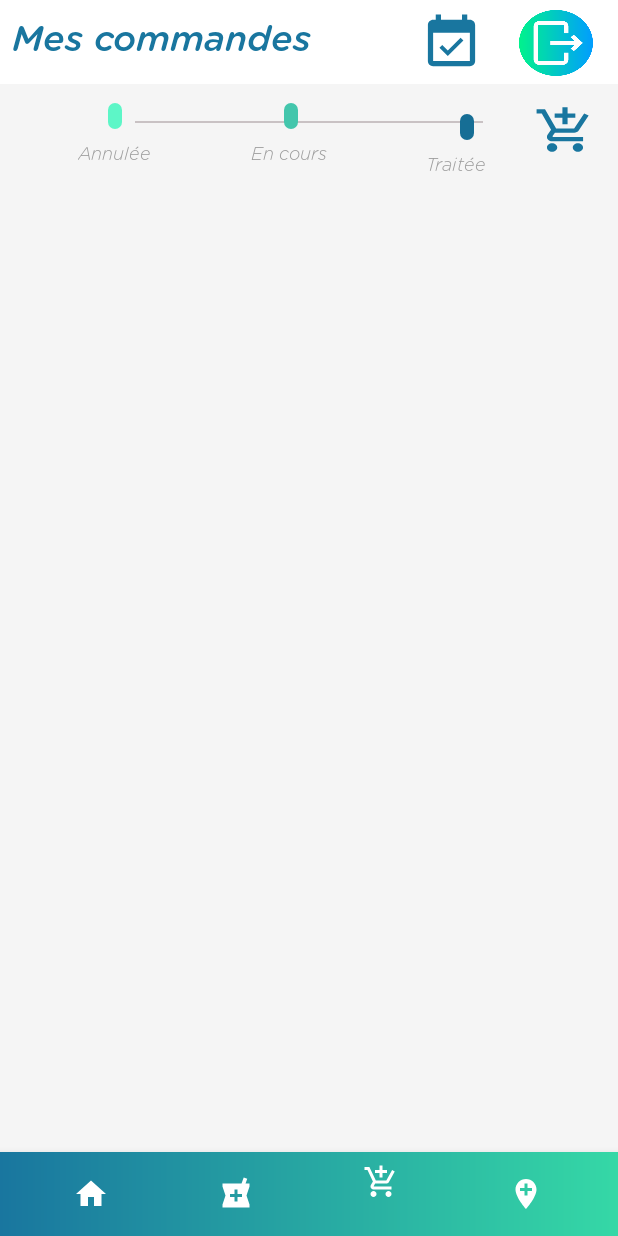
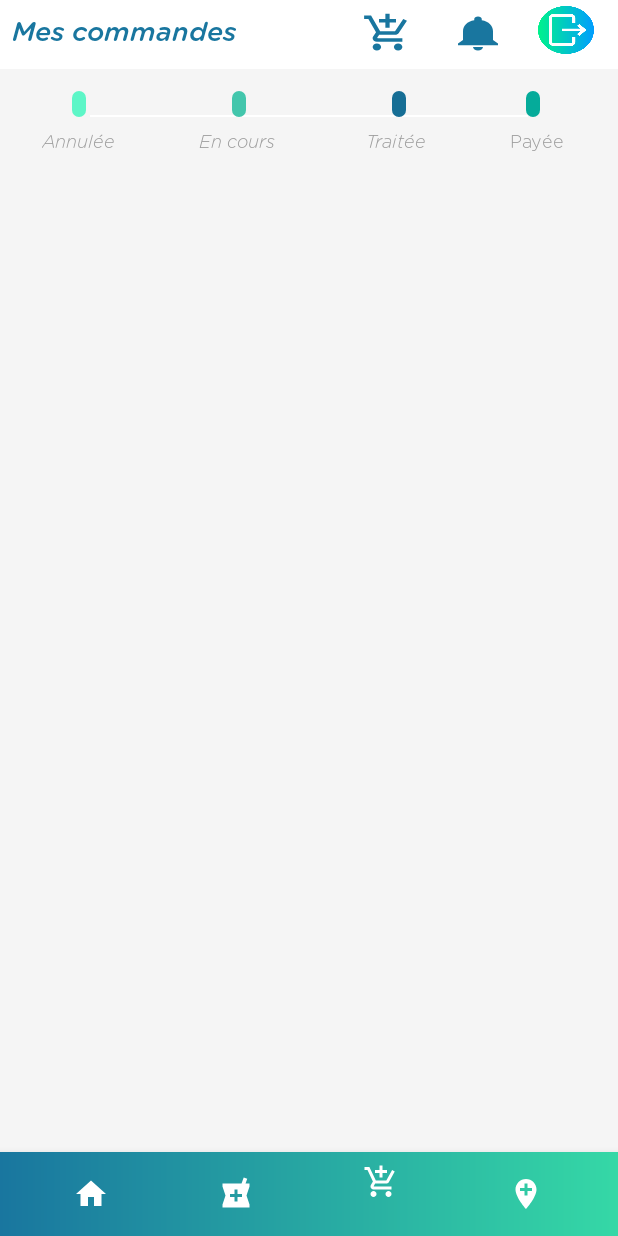
Before and after one commit to projet-tdm/Pharma, an Android app: the CommandeFragment screen opened through its navigation route, on a phone screen of 412 x 824 dp. Run offline under Robolectric (Android 15) with nearby library versions, the phone set to English and light mode, and no system bars; our stand-ins replace navigation-ui; libraries missing offline, so code that uses them is left out: com.afollestad.materialdialogs; 2 statements that could not run were skipped.

Commit message:
update commande vue

```diff
--- /dev/null
+++ b/Pharma/app/src/main/java/com/example/pharma/Entity/Device.kt
@@ -0,0 +1,3 @@
+package com.example.pharma.Entity
+import java.io.Serializable
+data class Device (val id:String,val user:Int):Serializable
--- a/Pharma/app/src/main/java/com/example/pharma/Entity/NotificationModel.kt
+++ b/Pharma/app/src/main/java/com/example/pharma/Entity/NotificationModel.kt
@@ -26,7 +26,6 @@ class NotificationModel: ViewModel() {
             override fun onResponse(call: Call<List<Notification>>?, response: Response<List<Notification>>?) {
                   if (response?.isSuccessful!!) {
                     list = response?.body()
-
                 } else {
                     act.toast("Une erreur s'est produite1")
                 }
--- a/Pharma/app/src/main/java/com/example/pharma/UsersRetrofit/usersEndpoint.kt
+++ b/Pharma/app/src/main/java/com/example/pharma/UsersRetrofit/usersEndpoint.kt
@@ -1,5 +1,6 @@
 package com.example.pharma.UsersRetrofit
 
+import com.example.pharma.Entity.Device
 import com.example.pharma.RenewObject
 import com.example.pharma.User
 import retrofit2.Call
@@ -11,6 +12,8 @@ import retrofit2.http.Path
 interface UsersEndpoint {
     @POST("addUser/")
     fun addUser(@Body user: User): Call<String>
+    @POST("addDevice/")
+    fun addDevice(@Body device: Device): Call<String>
 
     @POST("alterUserPass/")
     fun alterUserPass(@Body renewObject: RenewObject): Call<String>
--- /dev/null
+++ b/Pharma/app/src/main/res/drawable/ic_notifications_black_24dp.xml
@@ -0,0 +1,5 @@
+<vector android:height="24dp" android:tint="#19769F"
+    android:viewportHeight="24.0" android:viewportWidth="24.0"
+    android:width="24dp" xmlns:android="http://schemas.android.com/apk/res/android">
+    <path android:fillColor="#FF000000" android:pathData="M12,22c1.1,0 2,-0.9 2,-2h-4c0,1.1 0.89,2 2,2zM18,16v-5c0,-3.07 -1.64,-5.64 -4.5,-6.32L13.5,4c0,-0.83 -0.67,-1.5 -1.5,-1.5s-1.5,0.67 -1.5,1.5v0.68C7.63,5.36 6,7.92 6,11v5l-2,2v1h16v-1l-2,-2z"/>
+</vector>
--- a/Pharma/app/src/main/res/drawable/ic_search_black_24dp.xml
+++ b/Pharma/app/src/main/res/drawable/ic_search_black_24dp.xml
@@ -1,5 +1,5 @@
-<vector android:height="40dp" android:tint="#19769F"
+<vector android:height="24dp" android:tint="#19769F"
     android:viewportHeight="24.0" android:viewportWidth="24.0"
-    android:width="40dp" xmlns:android="http://schemas.android.com/apk/res/android">
+    android:width="24dp" xmlns:android="http://schemas.android.com/apk/res/android">
     <path android:fillColor="#FF000000" android:pathData="M15.5,14h-0.79l-0.28,-0.27C15.41,12.59 16,11.11 16,9.5 16,5.91 13.09,3 9.5,3S3,5.91 3,9.5 5.91,16 9.5,16c1.61,0 3.09,-0.59 4.23,-1.57l0.27,0.28v0.79l5,4.99L20.49,19l-4.99,-5zM9.5,14C7.01,14 5,11.99 5,9.5S7.01,5 9.5,5 14,7.01 14,9.5 11.99,14 9.5,14z"/>
 </vector>
--- a/Pharma/app/src/main/res/layout/fragment_commande.xml
+++ b/Pharma/app/src/main/res/layout/fragment_commande.xml
@@ -10,7 +10,7 @@
                                                    android:id="@+id/frameLayout3">
     <androidx.appcompat.widget.Toolbar
             android:layout_width="0dp"
-            android:layout_height="wrap_content"
+            android:layout_height="46dp"
             android:background="@color/colorPrimaryTint"
             android:theme="?attr/actionBarTheme"
             android:minHeight="?attr/actionBarSize"
@@ -37,7 +37,7 @@
             android:layout_height="wrap_content"
             android:id="@+id/textView" android:layout_marginTop="8dp"
             app:layout_constraintTop_toTopOf="parent" app:layout_constraintStart_toStartOf="parent"
-            android:textColor="@color/titre" android:textSize="24sp" android:layout_marginStart="8dp"/>
+            android:textColor="@color/titre" android:textSize="18sp" android:layout_marginStart="8dp"/>
 
     <TextView android:id="@+id/trait_e"
               android:fontFamily="@font/gothamrounded_lightitalic"
@@ -46,9 +46,8 @@
               android:layout_width="wrap_content"
               android:layout_height="wrap_content"
               android:text="@string/T"
-              android:layout_marginEnd="88dp"
-              app:layout_constraintEnd_toEndOf="parent"
-              app:layout_constraintTop_toBottomOf="@+id/chip4"/>
+              app:layout_constraintTop_toBottomOf="@+id/chip4" android:layout_marginEnd="56dp"
+              app:layout_constraintEnd_toStartOf="@+id/textView23"/>
 
     <TextView android:id="@+id/en_cours"
               android:fontFamily="@font/gothamrounded_lightitalic"
@@ -60,7 +59,7 @@
               app:layout_constraintStart_toEndOf="@+id/annul_e"
               android:layout_marginStart="8dp"
               app:layout_constraintTop_toBottomOf="@+id/chip" android:layout_marginEnd="8dp"
-              app:layout_constraintEnd_toStartOf="@+id/trait_e"/>
+              app:layout_constraintEnd_toStartOf="@+id/trait_e" app:layout_constraintHorizontal_bias="0.48"/>
 
     <TextView android:id="@+id/annul_e"
               android:fontFamily="@font/gothamrounded_lightitalic"
@@ -70,49 +69,48 @@
               android:layout_height="wrap_content"
               android:text="@string/A"
               app:layout_constraintStart_toStartOf="parent"
-              android:layout_marginStart="52dp"
+              android:layout_marginStart="28dp"
               app:layout_constraintTop_toBottomOf="@+id/chip3"/>
     <Button
-            android:layout_width="41dp"
-            android:layout_height="34dp"
+            android:layout_width="34dp"
+            android:layout_height="28dp"
             android:id="@+id/add"
             android:background="@drawable/ic_add_shopping_cart_black_24dp"
             android:backgroundTint="@color/titre"
-            android:layout_marginEnd="8dp"
-            app:layout_constraintEnd_toEndOf="parent"
-            app:layout_constraintStart_toEndOf="@+id/chip4"
-            android:layout_marginStart="8dp" app:layout_constraintBottom_toBottomOf="@+id/en_cours"
-            app:layout_constraintHorizontal_bias="0.74" android:layout_marginTop="8dp"
-            app:layout_constraintTop_toBottomOf="@+id/toolbar2"/>
+            android:layout_marginTop="8dp"
+            app:layout_constraintTop_toTopOf="@+id/toolbar2" android:layout_marginEnd="8dp"
+            app:layout_constraintEnd_toStartOf="@+id/notif" app:layout_constraintStart_toEndOf="@+id/textView"
+            android:layout_marginStart="8dp" app:layout_constraintHorizontal_bias="0.835"/>
     <View
             android:id="@+id/divider"
             android:layout_width="0dp"
             android:layout_height="1dp"
-            android:background="@color/grey"
+            android:background="@color/colorPrimaryTint"
             app:layout_constraintEnd_toEndOf="parent"
-            android:layout_marginEnd="90dp" app:layout_constraintTop_toBottomOf="@+id/textView"
-            android:layout_marginTop="40dp" app:layout_constraintStart_toStartOf="parent"
-            android:layout_marginStart="90dp" app:layout_constraintHorizontal_bias="0.0"/>
+            android:layout_marginEnd="60dp" app:layout_constraintTop_toBottomOf="@+id/textView"
+            android:layout_marginTop="44dp" app:layout_constraintStart_toStartOf="parent"
+            android:layout_marginStart="60dp" app:layout_constraintHorizontal_bias="1.0"/>
     <com.google.android.material.chip.Chip
             android:layout_width="33dp"
             android:layout_height="33dp"
             android:id="@+id/chip" android:layout_marginTop="20dp"
             app:layout_constraintTop_toBottomOf="@+id/textView" app:layout_constraintEnd_toStartOf="@+id/chip4"
-            android:layout_marginEnd="8dp" app:layout_constraintStart_toEndOf="@+id/chip3"
-            android:layout_marginStart="8dp" app:chipBackgroundColor="@color/cours"/>
+            android:layout_marginEnd="16dp" app:layout_constraintStart_toEndOf="@+id/chip3"
+            android:layout_marginStart="16dp" app:chipBackgroundColor="@color/cours"
+    />
     <com.google.android.material.chip.Chip
             android:layout_width="33dp"
             android:layout_height="33dp"
             android:id="@+id/chip3" android:layout_marginTop="20dp"
             app:layout_constraintTop_toBottomOf="@+id/textView" app:layout_constraintStart_toStartOf="parent"
-            android:layout_marginStart="60dp" app:chipBackgroundColor="@color/annul"/>
+            android:layout_marginStart="36dp" app:chipBackgroundColor="@color/annul"/>
     <com.google.android.material.chip.Chip
             android:layout_width="33dp"
             android:layout_height="33dp"
             android:id="@+id/chip4"
-            app:layout_constraintEnd_toEndOf="parent"
-            android:layout_marginEnd="84dp" app:chipBackgroundColor="@color/traite"
-            android:layout_marginTop="12dp" app:layout_constraintTop_toBottomOf="@+id/toolbar2"/>
+            app:chipBackgroundColor="@color/traite"
+            android:layout_marginTop="20dp" app:layout_constraintTop_toBottomOf="@+id/textView"
+            app:layout_constraintEnd_toStartOf="@+id/chip5" android:layout_marginEnd="56dp"/>
     <ProgressBar
             style="?android:attr/progressBarStyle"
             android:layout_width="wrap_content"
@@ -122,19 +120,34 @@
             android:layout_marginEnd="8dp" android:layout_marginBottom="8dp"
             app:layout_constraintBottom_toBottomOf="parent" android:visibility="gone"/>
     <Button
-            android:layout_width="49dp"
-            android:layout_height="44dp"
-            android:id="@+id/button5" app:layout_constraintStart_toEndOf="@+id/textView"
-            android:layout_marginStart="8dp" app:layout_constraintEnd_toEndOf="@+id/toolbar2"
-            android:layout_marginEnd="8dp" app:layout_constraintHorizontal_bias="0.939"
+            android:layout_width="37dp"
+            android:layout_height="32dp"
+            android:id="@+id/button5"
             app:layout_constraintTop_toTopOf="@+id/toolbar2" app:layout_constraintBottom_toBottomOf="@+id/toolbar2"
-            android:background="@drawable/exit" app:layout_constraintVertical_bias="0.533"/>
+            android:background="@drawable/exit"
+            app:layout_constraintEnd_toEndOf="@+id/toolbar2" android:layout_marginEnd="16dp"
+            app:layout_constraintVertical_bias="0.285"/>
     <Button
-            android:layout_width="42dp"
-            android:layout_height="41dp"
+            android:layout_width="40dp"
+            android:layout_height="28dp"
             android:id="@+id/notif" android:layout_marginTop="8dp"
             app:layout_constraintTop_toTopOf="parent" app:layout_constraintEnd_toStartOf="@+id/button5"
-            android:layout_marginEnd="8dp" app:layout_constraintStart_toEndOf="@+id/textView"
-            android:layout_marginStart="8dp" android:background="@drawable/ic_event_available_black_24dp"
-            app:layout_constraintHorizontal_bias="0.8"/>
+            android:layout_marginEnd="20dp"
+            android:background="@drawable/ic_notifications_black_24dp"
+    />
+    <com.google.android.material.chip.Chip
+            android:layout_width="33dp"
+            android:layout_height="33dp"
+            android:id="@+id/chip5" android:layout_marginTop="20dp"
+            app:layout_constraintTop_toBottomOf="@+id/textView"
+            app:chipBackgroundColor="@color/colorAccent" app:layout_constraintEnd_toEndOf="parent"
+            android:layout_marginEnd="40dp"/>
+    <TextView
+            android:text="Payée"
+            android:layout_width="wrap_content"
+            android:layout_height="wrap_content"
+            android:id="@+id/textView23" android:textSize="@dimen/sizecmd"
+            android:textColor="@color/lignecmd" android:fontFamily="@font/gothamrounded_light"
+            app:layout_constraintTop_toBottomOf="@+id/chip5"
+            android:layout_marginEnd="36dp" app:layout_constraintEnd_toEndOf="parent"/>
 </androidx.constraintlayout.widget.ConstraintLayout>
--- a/Pharma/app/src/main/res/navigation/graph.xml
+++ b/Pharma/app/src/main/res/navigation/graph.xml
@@ -44,6 +44,7 @@
         <action android:id="@+id/action_commandeFragment_self" app:destination="@id/commandeFragment"/>
         <action android:id="@+id/action_commandeFragment_to_identification" app:destination="@id/identification"
                 app:popUpToInclusive="false" app:popUpTo="@+id/accueil"/>
+        <action android:id="@+id/action_commandeFragment_to_notifications" app:destination="@id/notifications"/>
     </fragment>
     <fragment android:id="@+id/detailPharma" android:name="com.example.pharma.DetailPharma"
               android:label="fragment_detail_pharma" tools:layout="@layout/fragment_detail_pharma">
@@ -72,4 +73,6 @@
         <action android:id="@+id/action_accueil_to_ville" app:destination="@id/ville"
                 app:popEnterAnim="@anim/decelerate_cubic"/>
     </fragment>
+    <fragment android:id="@+id/notifications" android:name="com.example.pharma.Notifications"
+              android:label="fragment_notifications" tools:layout="@layout/fragment_notifications"/>
 </navigation>
```
Also changed, not shown: Pharma/app/src/main/java/com/example/pharma/CommandeFragment.kt (+1 -15 lines), Pharma/app/src/main/java/com/example/pharma/Identification.kt (+29 -1 lines), Pharma/app/src/main/java/com/example/pharma/ListAdapter/CommandAdapter.kt (+24 -8 lines), Pharma/app/src/main/java/com/example/pharma/ListAdapter/NotificationAdapter.kt (added, +68 -0 lines), Pharma/app/src/main/java/com/example/pharma/Notifications.kt (added, +36 -0 lines), Pharma/app/src/main/java/com/example/pharma/Service/MyFirebaseInstanceIdService.java (+14 -2 lines), Pharma/app/src/main/java/com/example/pharma/Service/MyFirebaseMessagingService.java (+10 -4 lines), Pharma/app/src/main/res/layout/cmdlayout.xml (+33 -13 lines), Pharma/app/src/main/res/layout/fragment_notifications.xml (added, +33 -0 lines), Pharma/app/src/main/res/layout/fragment_pharmacies.xml (+15 -13 lines), Pharma/app/src/main/res/layout/notiflayout.xml (added, +33 -0 lines), Pharma/app/src/main/res/values/strings.xml (+12 -11 lines).
